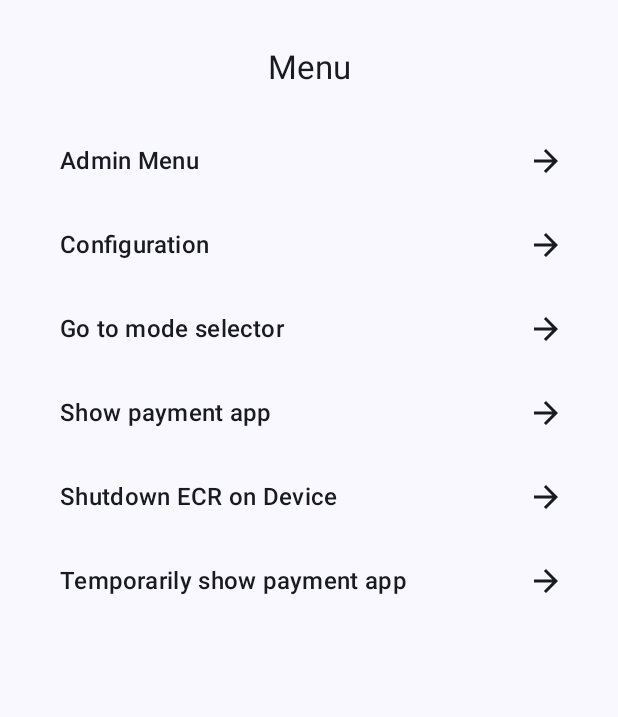
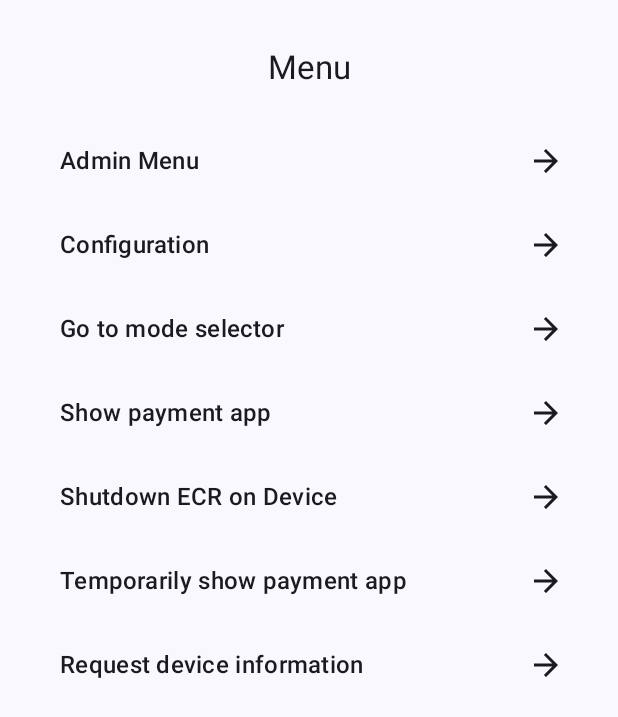
Before and after one commit to PayEx/pax-ecr-on-device, an Android app built with Jetpack Compose: the composable AdminMenu shown on its own in the app's theme, after a tap on "Admin Menu", on a phone screen of 412 x 824 dp. Shown: the top 717 px of the screen. Run offline under Robolectric (Android 15) with nearby library versions, the light colour scheme and no system bars.

Commit message:
[PT-72] Added ability to request device info from payment app (#70)
* [PT-72] Added ability to request device info from payment app

* [PT-72] Updated version number

* [PT-72] ktlint

---------

Co-authored-by: GabrielMdini <gabrelmedini@gmail.com>

```diff
--- a/app/build.gradle.kts
+++ b/app/build.gradle.kts
@@ -15,7 +15,7 @@ android {
         //noinspection ExpiredTargetSdkVersion App will not be published to Google Play
         targetSdk = 28
         versionCode = 1
-        versionName = "1.5"
+        versionName = "1.6"
 
         testInstrumentationRunner = "androidx.test.runner.AndroidJUnitRunner"
         vectorDrawables {
--- a/app/src/main/java/com/pax/ecr/app/AdminAction.kt
+++ b/app/src/main/java/com/pax/ecr/app/AdminAction.kt
@@ -2,6 +2,7 @@ package com.pax.ecr.app
 
 enum class AdminAction {
     BROADCAST_CONFIG,
+    BROADCAST_DEVICE_INFO,
     MOVE_TO_BACK,
     MOVE_TO_FRONT,
     OPEN_ADMIN_MENU,
--- a/app/src/main/java/com/pax/ecr/app/ui/screen/common/AdminMenu.kt
+++ b/app/src/main/java/com/pax/ecr/app/ui/screen/common/AdminMenu.kt
@@ -53,6 +53,7 @@ fun AdminMenu(
             AdminMenuButton("Show payment app") { actionHandler(AdminAction.MOVE_TO_FRONT) }
             AdminMenuButton("Shutdown ECR on Device") { actionHandler(AdminAction.SHUTDOWN) }
             AdminMenuButton("Temporarily show payment app") { actionHandler(AdminAction.TEMPORARY_SHOW) }
+            AdminMenuButton("Request device information") { actionHandler(AdminAction.BROADCAST_DEVICE_INFO) }
         }
     }
 }
```
Also changed, not shown: app/src/main/java/com/pax/ecr/app/MainActivity.kt (+7 -11 lines).
